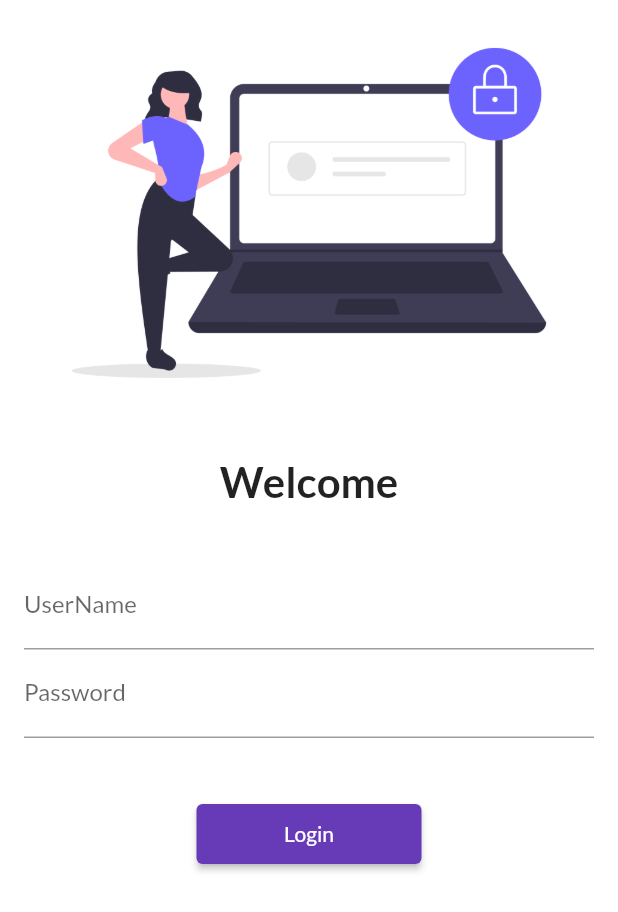
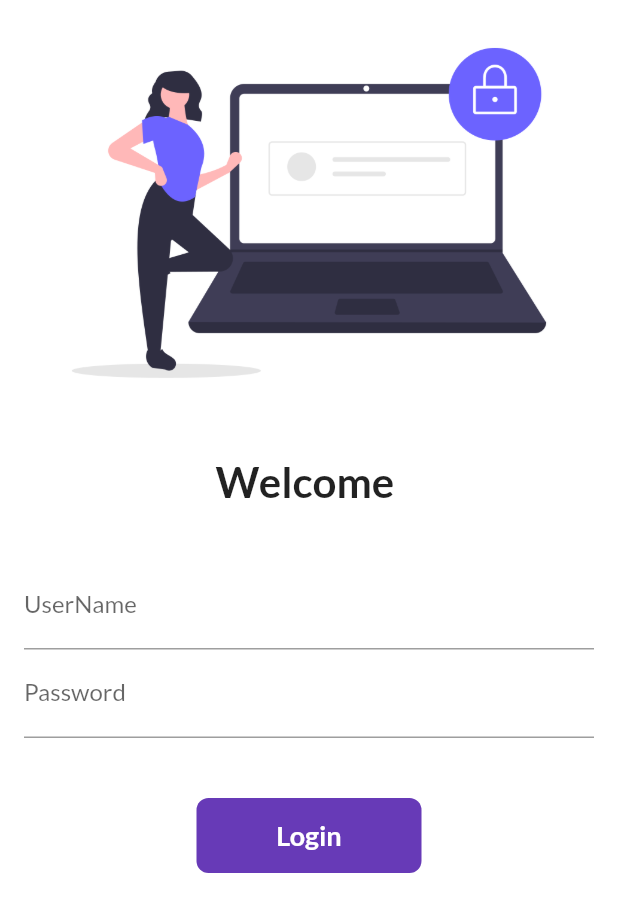
Before and after one commit to RahulYadavLog/Flutter9Hour, a Flutter app: the screen it shows after launch, on a phone screen of 412 x 824 dp. Shown: the top 912 px of the screen. Run offline on Flutter 3.47's test engine with Material 2 defaults, Android fonts, the phone set to English and light mode, and no system bars; our stand-ins replace google_fonts.

Commit message:
Day6Completed

```diff
--- a/samapleapp/lib/pages/login_pages.dart
+++ b/samapleapp/lib/pages/login_pages.dart
@@ -1,7 +1,14 @@
 import 'package:flutter/material.dart';
 import 'package:samapleapp/utils/route_s.dart';
-class LoginPage  extends StatelessWidget {
+class LoginPage  extends StatefulWidget {
 
+  @override
+  _LoginPageState createState() => _LoginPageState();
+}
+
+class _LoginPageState extends State<LoginPage> {
+  String name="";
+  bool changeButton=false;
   @override
   Widget build(BuildContext context) {
     return Material(
@@ -13,7 +20,7 @@
 
   SizedBox(height: 20,),
 
-  Text("Welcome",style:
+  Text("Welcome $name",style:
 
    TextStyle(fontSize:28 ,
 
@@ -27,7 +34,16 @@
 
     padding: const EdgeInsets.all(16.0),
 
-    child:   Column(children: [TextFormField(decoration: InputDecoration(hintText: "Enter User Name",labelText: "UserName"),),
+    child:   Column(children: [TextFormField(decoration: InputDecoration(hintText: "Enter User Name",labelText: "UserName"),
+    onChanged: (value)
+    {
+      name=value;
+      setState(() {
+
+      });
+    },
+    ),
+
 
 
 
@@ -39,17 +55,45 @@
 
     SizedBox(height: 40,),
 
-    ElevatedButton(onPressed: ()
 
+  InkWell(
+    child: AnimatedContainer(
+      duration:Duration(seconds: 1),
+      width:changeButton?50: 150,
+      height: 50,
+
+      alignment: Alignment.center,
+      child: changeButton?Icon(Icons.done,color: Colors.white,): Text("Login",style: TextStyle(color: Colors.white,fontWeight: FontWeight.bold,fontSize: 18),),
+      decoration: BoxDecoration( color: Colors.deepPurple,
+      // shape:changeButton? BoxShape.circle :BoxShape.rectangle,
+      borderRadius: BorderRadius.circular(changeButton?20:8)
+  ),
+
+    ),
+    onTap: ()async
     {
+      setState(() {
+        changeButton=true;
+      });
+      await Future.delayed(Duration(seconds: 1));
+     Navigator.pushNamed(context, MyRoutes.homeRoutes);
 
-      Navigator.pushNamed(context, MyRoutes.homeRoutes);
+    },
+  )
+
+    // ElevatedButton(onPressed: ()
+
+    // {
+
+    //   Navigator.pushNamed(context, MyRoutes.homeRoutes);
 
 
 
-    }, child: Text("Login"),
+    // }, child: Text("Login"),
 
-    style: TextButton.styleFrom(minimumSize: Size(150, 40)))],
+    // style: TextButton.styleFrom(minimumSize: Size(150, 40)))
+
+    ],
 
 
 
```
